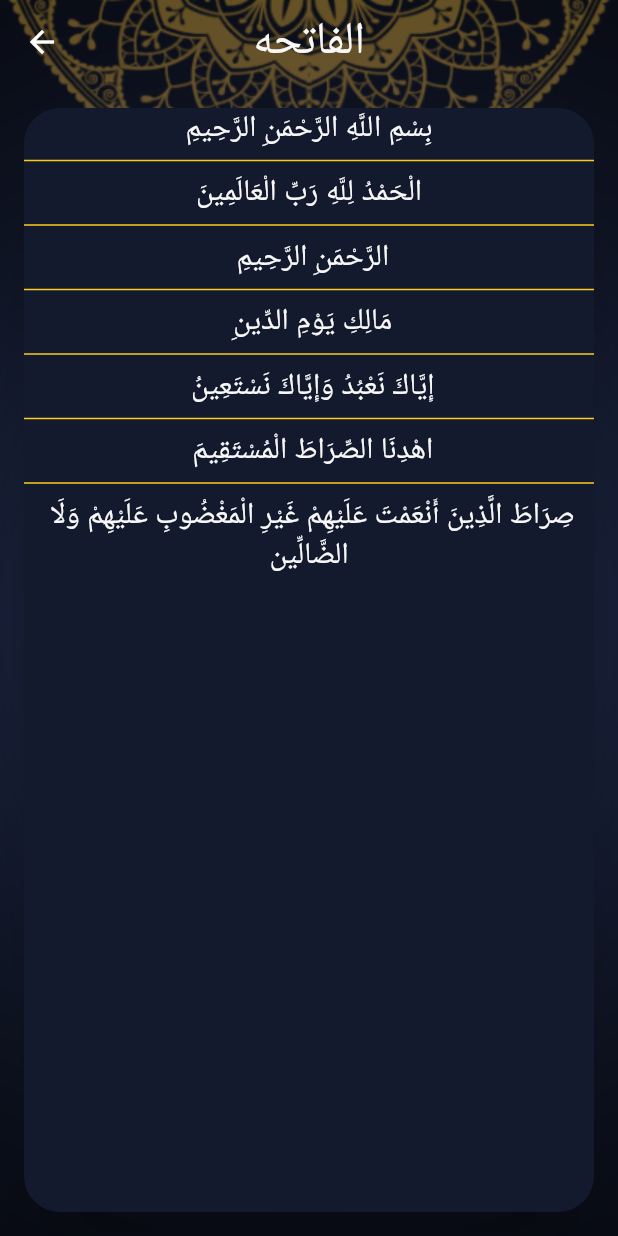
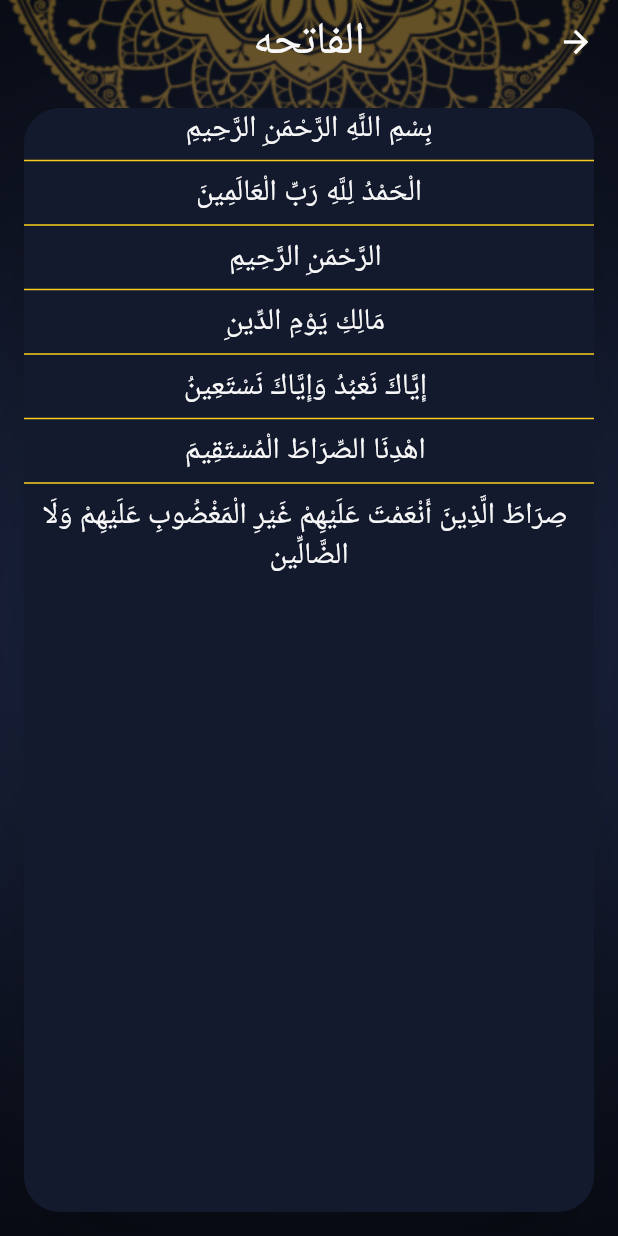
Before and after one commit to Mahamed-Kamal/islami, a Flutter app: the screen it shows after launch, after a tap on "الفاتحه", on a phone screen of 412 x 824 dp. Run offline on Flutter 3.47's test engine with Material 2 defaults, Android fonts, the phone set to English and light mode, and no system bars; generated files the repository leaves out were written again.

Commit message:
+ localizations

```diff
--- /dev/null
+++ b/l10n.yaml
@@ -0,0 +1,3 @@
+arb-dir: lib/l10n
+template-arb-file: app_en.arb
+output-localization-file: app_localizations.dart
--- a/lib/main.dart
+++ b/lib/main.dart
@@ -1,9 +1,11 @@
 import 'package:flutter/material.dart';
+import 'package:flutter_localizations/flutter_localizations.dart';
 import 'package:islami/ui/hadeth_details/hadeth_details.dart';
 import 'package:islami/ui/home/home_screen.dart';
 import 'package:islami/ui/my_theme_data/my_theme_data.dart';
 import 'package:islami/ui/splash/splash_screen.dart';
 import 'package:islami/ui/sura_details/sura_details.dart';
+import 'package:flutter_gen/gen_l10n/app_localizations.dart';
 
 void main() {
   runApp(MyApplication());
@@ -24,6 +26,17 @@ class MyApplication extends StatelessWidget {
       theme: MyThemeData.lightTheme,
       darkTheme: MyThemeData.darkTheme,
       themeMode: MyThemeData.themeMode,
+      localizationsDelegates: [
+        AppLocalizations.delegate, // Add this line
+        GlobalMaterialLocalizations.delegate,
+        GlobalWidgetsLocalizations.delegate,
+        GlobalCupertinoLocalizations.delegate,
+      ],
+      supportedLocales: [
+        Locale('en'), // English
+        Locale('ar'), // arabic
+      ],
+      locale: Locale('ar'),
     );
   }
 }
--- a/lib/ui/home/hadeth/hadeth_tap.dart
+++ b/lib/ui/home/hadeth/hadeth_tap.dart
@@ -1,5 +1,6 @@
 import 'package:flutter/material.dart';
 import 'package:flutter/services.dart';
+import 'package:flutter_gen/gen_l10n/app_localizations.dart';
 import 'package:islami/ui/home/hadeth/hadeth_model_class.dart';
 
 import 'hadeth_title.dart';
@@ -27,7 +28,7 @@ class _HadethTapState extends State<HadethTap> {
           thickness: 2,
         ),
         Text(
-          'Hadeth Number',
+          AppLocalizations.of(context)!.hadeth_num,
           style: Theme.of(context).textTheme.headline5,
         ),
         Divider(
--- a/lib/ui/home/home_screen.dart
+++ b/lib/ui/home/home_screen.dart
@@ -1,4 +1,5 @@
 import 'package:flutter/material.dart';
+import 'package:flutter_gen/gen_l10n/app_localizations.dart';
 import 'package:islami/ui/home/quran/quran_tap.dart';
 import 'package:islami/ui/home/radio/radio_tap.dart';
 import 'package:islami/ui/home/tasbeh/tasbeh_tap.dart';
@@ -28,7 +29,7 @@ class _HomeScreenState extends State<HomeScreen> {
       )),
       child: Scaffold(
         appBar: AppBar(
-          title: Text('Islami'),
+          title: Text(AppLocalizations.of(context)!.app_title),
         ),
         bottomNavigationBar: BottomNavigationBar(
             currentIndex: selectedTapIndex,
@@ -41,19 +42,19 @@ class _HomeScreenState extends State<HomeScreen> {
               BottomNavigationBarItem(
                   backgroundColor: Theme.of(context).primaryColor,
                   icon: ImageIcon(AssetImage('assets/images/quran.png')),
-                  label: 'Quran'),
+                  label: AppLocalizations.of(context)!.quran),
               BottomNavigationBarItem(
                   backgroundColor: Theme.of(context).primaryColor,
                   icon: ImageIcon(AssetImage('assets/images/hadeth.png')),
-                  label: 'Hadeth'),
+                  label: AppLocalizations.of(context)!.hadeth),
               BottomNavigationBarItem(
                   backgroundColor: Theme.of(context).primaryColor,
                   icon: ImageIcon(AssetImage('assets/images/sebha.png')),
-                  label: 'Tasbeh'),
+                  label: AppLocalizations.of(context)!.tasbeh),
               BottomNavigationBarItem(
                   backgroundColor: Theme.of(context).primaryColor,
                   icon: ImageIcon(AssetImage('assets/images/radio.png')),
-                  label: 'Radio'),
+                  label: AppLocalizations.of(context)!.radio),
             ]),
         body: tabs[selectedTapIndex],
       ),
--- a/lib/ui/home/quran/quran_tap.dart
+++ b/lib/ui/home/quran/quran_tap.dart
@@ -1,5 +1,6 @@
 import 'package:flutter/material.dart';
 import 'package:islami/ui/home/quran/verse_name.dart';
+import 'package:flutter_gen/gen_l10n/app_localizations.dart';
 
 class QuranTap extends StatelessWidget {
   List<String> surasNames = [
@@ -129,7 +130,8 @@ class QuranTap extends StatelessWidget {
           color: Theme.of(context).accentColor,
           thickness: 2,
         ),
-        Text('VerseName', style: Theme.of(context).textTheme.headline5),
+        Text(AppLocalizations.of(context)!.chapter_name,
+            style: Theme.of(context).textTheme.headline5),
         Divider(
           color: Theme.of(context).accentColor,
           thickness: 2,
--- a/pubspec.yaml
+++ b/pubspec.yaml
@@ -35,6 +35,9 @@ dependencies:
   # The following adds the Cupertino Icons font to your application.
   # Use with the CupertinoIcons class for iOS style icons.
   cupertino_icons: ^1.0.2
+  flutter_localizations:
+    sdk: flutter
+  intl: any
 
 dev_dependencies:
   flutter_test:
@@ -52,6 +55,7 @@ dev_dependencies:
 
 # The following section is specific to Flutter packages.
 flutter:
+  generate: true # Add this line
 
   # The following line ensures that the Material Icons font is
   # included with your application, so that you can use the icons in
```
Also changed, not shown: lib/l10n/app_ar.arb (added, +9 -0 lines), lib/l10n/app_en.arb (added, +9 -0 lines), lib/ui/hadeth_details/hadeth_details.dart (+6 -4 lines), pubspec.lock.
